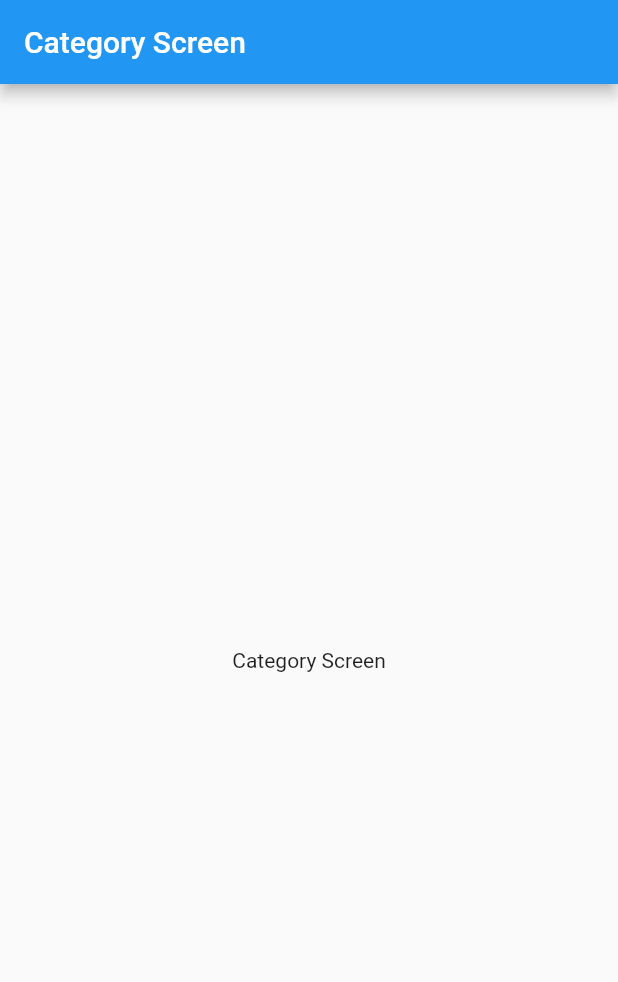
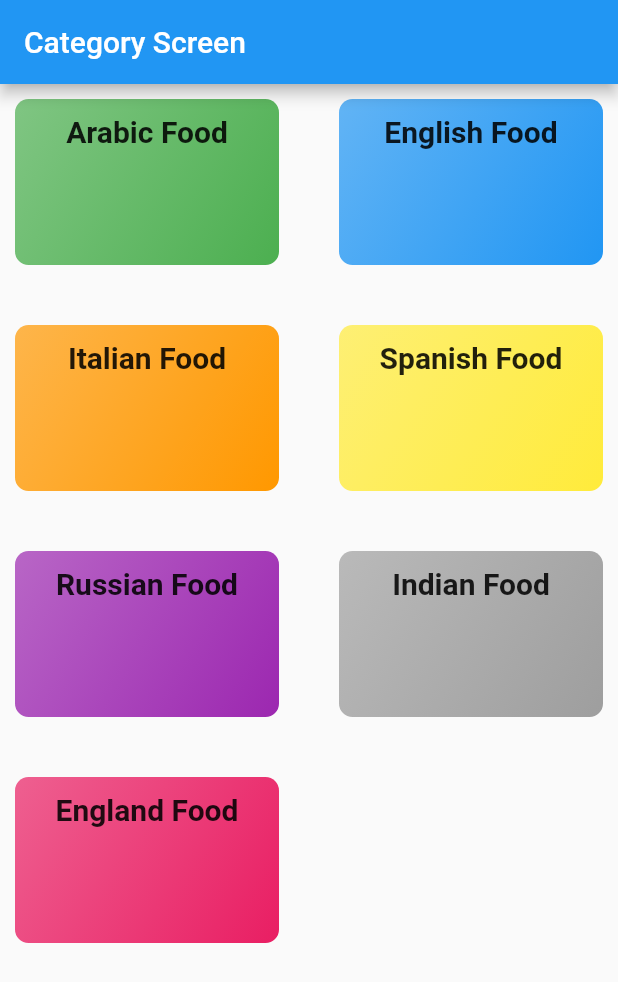
Before and after one commit to khsh90/Flutter-Projects, a Flutter app: the screen it shows after launch, on a phone screen of 412 x 824 dp. Shown: the top 982 px of the screen. Run offline on Flutter 3.47's test engine with Material 2 defaults, Android fonts, the phone set to English and light mode, and no system bars; our stand-ins replace date_time_picker.

Commit message:
finish cetgory items

```diff
--- /dev/null
+++ b/mealsbykhaled/mealsbykhaled/lib/mealsappdata.dart
@@ -0,0 +1,19 @@
+import 'package:flutter/material.dart';
+import 'package:mealsbykhaled/models/categorymodal.dart';
+
+var categoryMealData = [
+  CategoryModel(
+      id: 'c1', categoryName: 'Arabic Food', categoryColor: Colors.green),
+  CategoryModel(
+      id: 'c2', categoryName: 'English Food', categoryColor: Colors.blue),
+  CategoryModel(
+      id: 'c3', categoryName: 'Italian Food', categoryColor: Colors.orange),
+  CategoryModel(
+      id: 'c4', categoryName: 'Spanish Food', categoryColor: Colors.yellow),
+  CategoryModel(
+      id: 'c5', categoryName: 'Russian Food', categoryColor: Colors.purple),
+  CategoryModel(
+      id: 'c6', categoryName: 'Indian Food', categoryColor: Colors.grey),
+  CategoryModel(
+      id: 'c7', categoryName: 'England Food', categoryColor: Colors.pink),
+];
--- /dev/null
+++ b/mealsbykhaled/mealsbykhaled/lib/models/categorymodal.dart
@@ -0,0 +1,12 @@
+import 'package:flutter/cupertino.dart';
+
+class CategoryModel {
+  final String id;
+  final String categoryName;
+  final Color categoryColor;
+
+  CategoryModel(
+      {required this.id,
+      required this.categoryName,
+      required this.categoryColor});
+}
--- a/mealsbykhaled/mealsbykhaled/lib/pages/categorypage.dart
+++ b/mealsbykhaled/mealsbykhaled/lib/pages/categorypage.dart
@@ -1,15 +1,28 @@
 import 'package:flutter/material.dart';
+import 'package:mealsbykhaled/widgets/categorypagewidget.dart';
+import '../mealsappdata.dart';
 
 class CategoryPage extends StatelessWidget {
   @override
   Widget build(BuildContext context) {
     return Scaffold(
-      appBar: AppBar(
-        title: const Text('Category Screen'),
-      ),
-      body: const Center(
-        child: Text('Category Screen'),
-      ),
-    );
+        appBar: AppBar(
+          title: const Text('Category Screen'),
+        ),
+        body: GridView(
+          gridDelegate: const SliverGridDelegateWithMaxCrossAxisExtent(
+            maxCrossAxisExtent: 200,
+            childAspectRatio: 3 / 2,
+            mainAxisSpacing: 20,
+            crossAxisSpacing: 20,
+          ),
+          children: categoryMealData
+              .map((eachMeal) => CategoryPageWidget(
+                    id: eachMeal.id,
+                    categoryName: eachMeal.categoryName,
+                    categoryColor: eachMeal.categoryColor,
+                  ))
+              .toList(),
+        ));
   }
 }
--- /dev/null
+++ b/mealsbykhaled/mealsbykhaled/lib/widgets/categorypagewidget.dart
@@ -0,0 +1,31 @@
+import 'package:flutter/material.dart';
+
+class CategoryPageWidget extends StatelessWidget {
+  final String id;
+  final String categoryName;
+  final Color categoryColor;
+
+  CategoryPageWidget(
+      {required this.id,
+      required this.categoryName,
+      required this.categoryColor});
+
+  @override
+  Widget build(BuildContext context) {
+    return Container(
+      margin: const EdgeInsets.all(10),
+      padding: const EdgeInsets.all(10),
+      decoration: BoxDecoration(
+          borderRadius: BorderRadius.circular(9),
+          gradient: LinearGradient(
+              colors: [categoryColor.withOpacity(.7), categoryColor],
+              begin: Alignment.topLeft,
+              end: Alignment.bottomRight)),
+      child: Text(
+        categoryName,
+        textAlign: TextAlign.center,
+        style: const TextStyle(fontWeight: FontWeight.bold, fontSize: 20),
+      ),
+    );
+  }
+}
```
Also changed, not shown: 1 other file.
